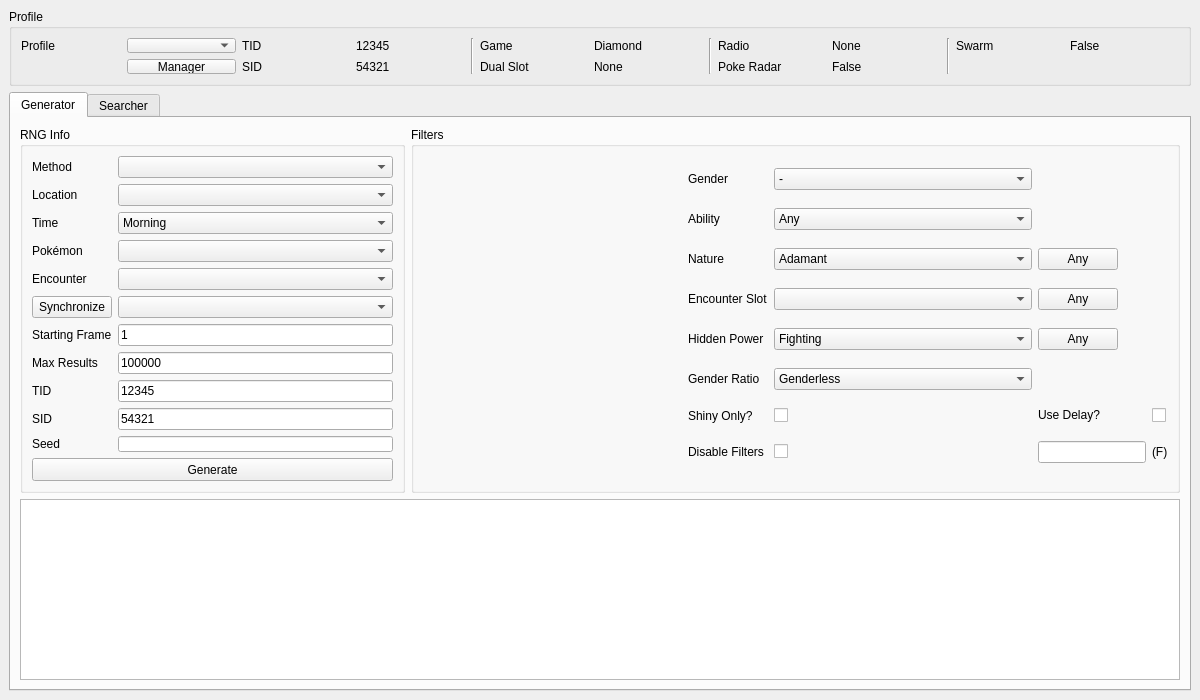
Qt form Forms/Gen4/Wild4.ui (Admiral-Fish/PokeFinder) before a commit.
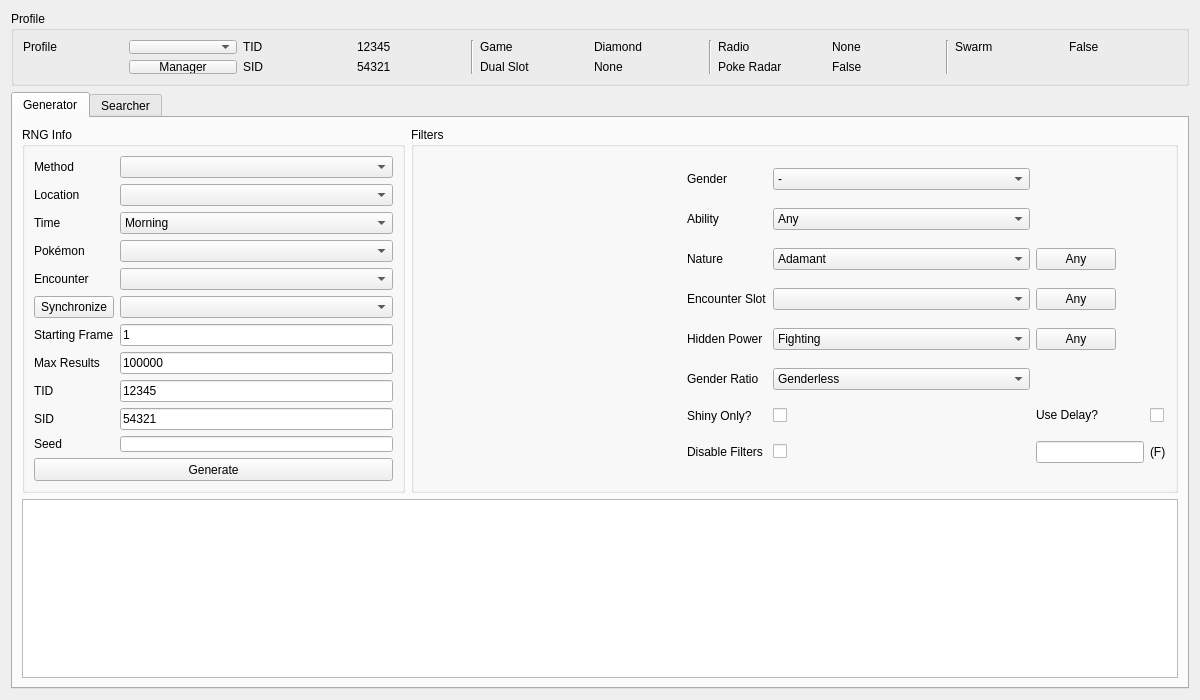
The same form after that commit. Custom widgets are drawn as their Qt base class.

What changed in the file:
```diff
--- a/Forms/Gen4/Wild4.ui
+++ b/Forms/Gen4/Wild4.ui
@@ -1,7 +1,7 @@
 <?xml version="1.0" encoding="UTF-8"?>
 <ui version="4.0">
  <class>Wild4</class>
- <widget class="QMainWindow" name="Wild4">
+ <widget class="QWidget" name="Wild4">
   <property name="geometry">
    <rect>
     <x>0</x>
@@ -19,7 +19,6 @@
   <property name="windowTitle">
    <string>Gen 4 Wild</string>
   </property>
-  <widget class="QWidget" name="centralwidget">
    <layout class="QGridLayout" name="gridLayout_9">
     <item row="0" column="0">
      <widget class="QGroupBox" name="groupBoxProfile">
@@ -2038,7 +2037,6 @@
      </widget>
     </item>
    </layout>
-  </widget>
  </widget>
  <customwidgets>
   <customwidget>
```
Lines whose indentation alone changed are shown as unchanged.
